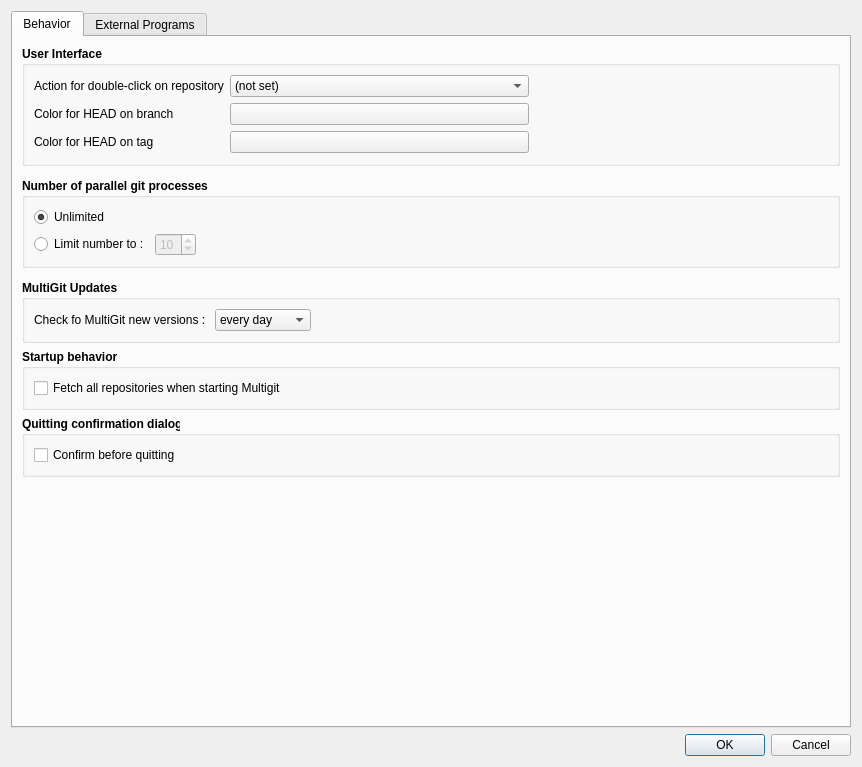
idemia/multigit, file src/gui/ui_preferences.ui: the form before one commit.
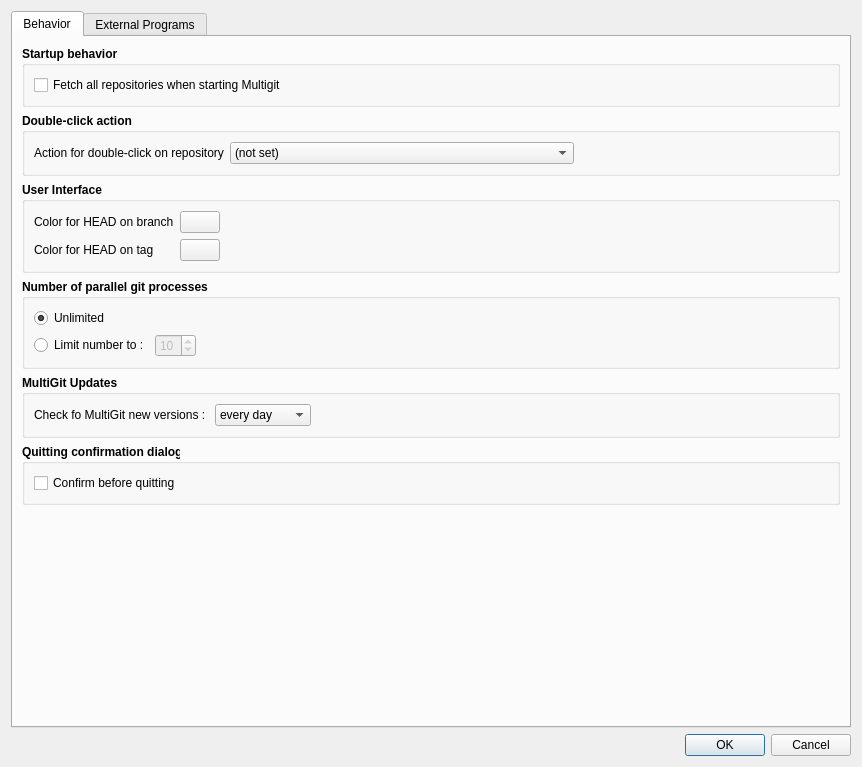
The form after the commit.

Commit message: Let double-click action have its own groupbox

```diff
--- a/src/gui/ui_preferences.ui
+++ b/src/gui/ui_preferences.ui
@@ -23,69 +23,57 @@
       <attribute name="title">
        <string>Behavior</string>
       </attribute>
-      <layout class="QVBoxLayout" name="verticalLayout_4">
+      <layout class="QVBoxLayout" name="verticalLayout_3">
        <item>
-        <widget class="QGroupBox" name="groupBox_5">
-         <property name="sizePolicy">
-          <sizepolicy hsizetype="Preferred" vsizetype="Expanding">
-           <horstretch>0</horstretch>
-           <verstretch>0</verstretch>
-          </sizepolicy>
-         </property>
+        <widget class="QGroupBox" name="groupBox_8">
          <property name="font">
           <font>
            <bold>true</bold>
           </font>
          </property>
          <property name="title">
-          <string>User Interface</string>
+          <string>Startup behavior</string>
          </property>
-         <property name="flat">
-          <bool>false</bool>
-         </property>
-         <property name="checkable">
-          <bool>false</bool>
-         </property>
-         <layout class="QGridLayout" name="gridLayout_3">
-          <item row="1" column="0">
-           <widget class="QLabel" name="label_5">
+         <layout class="QVBoxLayout" name="verticalLayout_5">
+          <item>
+           <widget class="QCheckBox" name="checkBoxFetchOnStartup">
             <property name="font">
              <font>
               <bold>false</bold>
              </font>
             </property>
             <property name="text">
-             <string>Color for HEAD on branch</string>
+             <string>Fetch all repositories when starting Multigit</string>
             </property>
            </widget>
           </item>
-          <item row="1" column="1">
-           <widget class="QPushButton" name="pushButtonColorBranch">
-            <property name="sizePolicy">
-             <sizepolicy hsizetype="Minimum" vsizetype="Fixed">
-              <horstretch>0</horstretch>
-              <verstretch>0</verstretch>
-             </sizepolicy>
+         </layout>
+        </widget>
+       </item>
+       <item>
+        <widget class="QGroupBox" name="groupBox">
+         <property name="font">
+          <font>
+           <bold>true</bold>
+          </font>
+         </property>
+         <property name="title">
+          <string>Double-click action</string>
+         </property>
+         <layout class="QHBoxLayout" name="horizontalLayout_3">
+          <item>
+           <widget class="QLabel" name="label_3">
+            <property name="font">
+             <font>
+              <bold>false</bold>
+             </font>
             </property>
             <property name="text">
-             <string/>
+             <string>Action for double-click on repository</string>
             </property>
            </widget>
           </item>
-          <item row="2" column="2">
-           <spacer name="horizontalSpacer_2">
-            <property name="orientation">
-             <enum>Qt::Orientation::Horizontal</enum>
-            </property>
-            <property name="sizeHint" stdset="0">
-             <size>
-              <width>254</width>
-              <height>20</height>
-             </size>
-            </property>
-           </spacer>
-          </item>
-          <item row="0" column="1">
+          <item>
            <widget class="QComboBox" name="comboBoxDoubleClickAction">
             <property name="sizePolicy">
              <sizepolicy hsizetype="MinimumExpanding" vsizetype="Fixed">
@@ -175,39 +163,7 @@
             </item>
            </widget>
           </item>
-          <item row="2" column="1">
-           <widget class="QPushButton" name="pushButtonColorTag">
-            <property name="text">
-             <string/>
-            </property>
-           </widget>
-          </item>
-          <item row="0" column="0">
-           <widget class="QLabel" name="label_3">
-            <property name="font">
-             <font>
-              <bold>false</bold>
-             </font>
-            </property>
-            <property name="text">
-             <string>Action for double-click on repository</string>
-            </property>
-           </widget>
-          </item>
-          <item row="1" column="2">
-           <spacer name="horizontalSpacer">
-            <property name="orientation">
-             <enum>Qt::Orientation::Horizontal</enum>
-            </property>
-            <property name="sizeHint" stdset="0">
-             <size>
-              <width>81</width>
-              <height>20</height>
-             </size>
-            </property>
-           </spacer>
-          </item>
-          <item row="0" column="2">
+          <item>
            <spacer name="horizontalSpacer_3">
             <property name="orientation">
              <enum>Qt::Orientation::Horizontal</enum>
@@ -223,7 +179,59 @@
             </property>
            </spacer>
           </item>
-          <item row="2" column="0">
+         </layout>
+        </widget>
+       </item>
+       <item>
+        <widget class="QGroupBox" name="groupBox_5">
+         <property name="sizePolicy">
+          <sizepolicy hsizetype="Preferred" vsizetype="Preferred">
+           <horstretch>0</horstretch>
+           <verstretch>0</verstretch>
+          </sizepolicy>
+         </property>
+         <property name="font">
+          <font>
+           <bold>true</bold>
+          </font>
+         </property>
+         <property name="title">
+          <string>User Interface</string>
+         </property>
+         <property name="flat">
+          <bool>false</bool>
+         </property>
+         <property name="checkable">
+          <bool>false</bool>
+         </property>
+         <layout class="QGridLayout" name="gridLayout_3">
+          <item row="0" column="2">
+           <spacer name="horizontalSpacer">
+            <property name="orientation">
+             <enum>Qt::Orientation::Horizontal</enum>
+            </property>
+            <property name="sizeHint" stdset="0">
+             <size>
+              <width>81</width>
+              <height>20</height>
+             </size>
+            </property>
+           </spacer>
+          </item>
+          <item row="0" column="1">
+           <widget class="QPushButton" name="pushButtonColorBranch">
+            <property name="sizePolicy">
+             <sizepolicy hsizetype="Minimum" vsizetype="Fixed">
+              <horstretch>0</horstretch>
+              <verstretch>0</verstretch>
+             </sizepolicy>
+            </property>
+            <property name="text">
+             <string/>
+            </property>
+           </widget>
+          </item>
+          <item row="1" column="0">
            <widget class="QLabel" name="label_6">
             <property name="font">
              <font>
@@ -235,12 +243,41 @@
             </property>
            </widget>
           </item>
+          <item row="0" column="0">
+           <widget class="QLabel" name="label_5">
+            <property name="font">
+             <font>
+              <bold>false</bold>
+             </font>
+            </property>
+            <property name="text">
+             <string>Color for HEAD on branch</string>
+            </property>
+           </widget>
+          </item>
+          <item row="1" column="2">
+           <spacer name="horizontalSpacer_2">
+            <property name="orientation">
+             <enum>Qt::Orientation::Horizontal</enum>
+            </property>
+            <property name="sizeHint" stdset="0">
+             <size>
+              <width>254</width>
+              <height>20</height>
+             </size>
+            </property>
+           </spacer>
+          </item>
+          <item row="1" column="1">
+           <widget class="QPushButton" name="pushButtonColorTag">
+            <property name="text">
+             <string/>
+            </property>
+           </widget>
+          </item>
          </layout>
         </widget>
        </item>
-       <item>
-        <widget class="QWidget" name="widget_2" native="true"/>
-       </item>
        <item>
         <widget class="QGroupBox" name="groupBox_7">
          <property name="font">
@@ -314,9 +351,6 @@
          </layout>
         </widget>
        </item>
-       <item>
-        <widget class="QWidget" name="widget_3" native="true"/>
-       </item>
        <item>
         <widget class="QGroupBox" name="groupBox_6">
          <property name="font">
@@ -385,32 +419,6 @@
          </layout>
         </widget>
        </item>
-       <item>
-        <widget class="QGroupBox" name="groupBox_8">
-         <property name="font">
-          <font>
-           <bold>true</bold>
-          </font>
-         </property>
-         <property name="title">
-          <string>Startup behavior</string>
-         </property>
-         <layout class="QVBoxLayout" name="verticalLayout_5">
-          <item>
-           <widget class="QCheckBox" name="checkBoxFetchOnStartup">
-            <property name="font">
-             <font>
-              <bold>false</bold>
-             </font>
-            </property>
-            <property name="text">
-             <string>Fetch all repositories when starting Multigit</string>
-            </property>
-           </widget>
-          </item>
-         </layout>
-        </widget>
-       </item>
        <item>
         <widget class="QGroupBox" name="groupBox_9">
          <property name="font">
@@ -437,19 +445,6 @@
          </layout>
         </widget>
        </item>
-       <item>
-        <spacer name="verticalSpacer_2">
-         <property name="orientation">
-          <enum>Qt::Orientation::Vertical</enum>
-         </property>
-         <property name="sizeHint" stdset="0">
-          <size>
-           <width>20</width>
-           <height>17</height>
-          </size>
-         </property>
-        </spacer>
-       </item>
        <item>
         <spacer name="verticalSpacer_4">
          <property name="orientation">
```
Left out of the diff: 2 changed lines with no effect on the pictures. The commit also changes 1 other file.
